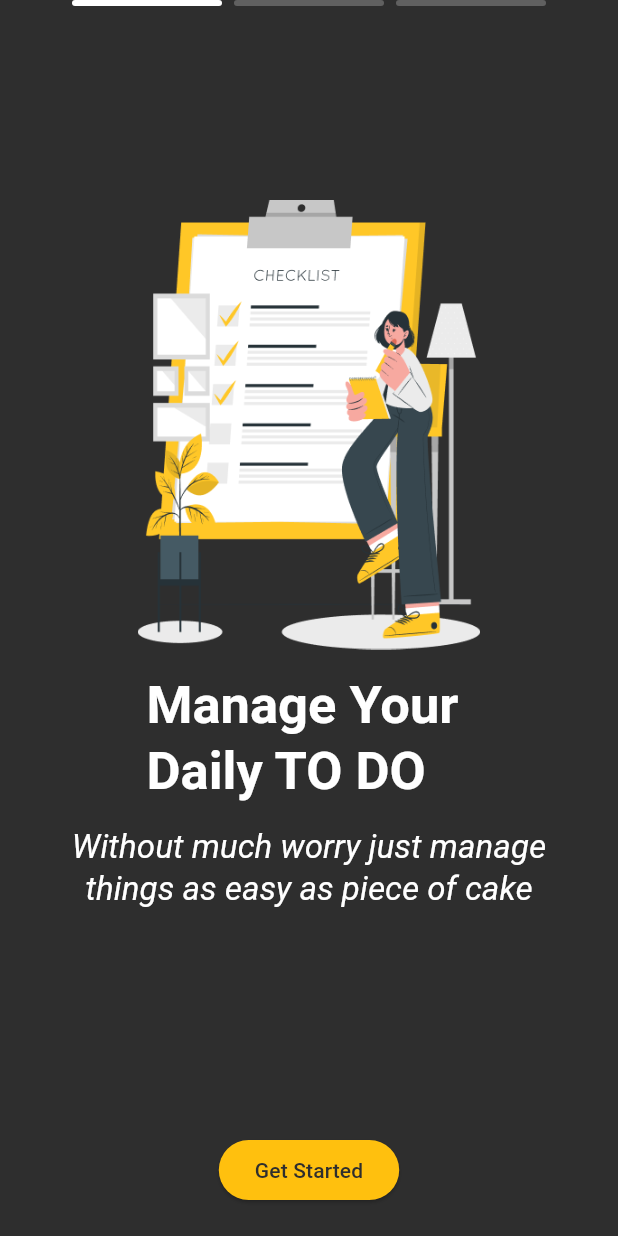
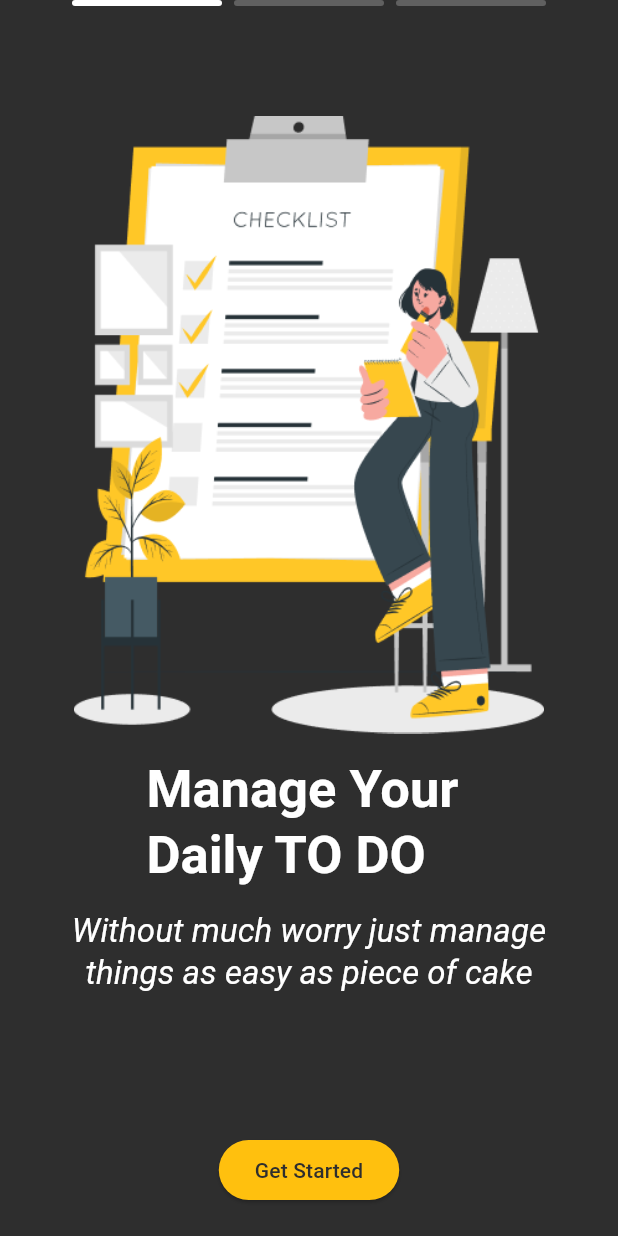
Before and after one commit to UmmeAiman1/ToDoApplication, a Flutter app: the screen it shows after launch, on a phone screen of 412 x 824 dp. Run offline on Flutter 3.47's test engine with Material 3 defaults, Android fonts, the phone set to English and light mode, and no system bars; drawn by our look-alikes of smooth_page_indicator.

Commit message:
changed width and height

```diff
--- a/lib/Screens/splash_screen.dart
+++ b/lib/Screens/splash_screen.dart
@@ -56,8 +56,8 @@ class _SplashScreenState extends State<SplashScreen> {
                     color: AppColors.primaryColor,
                     image: Image.asset(
                       'assets/images/Illustration.png',
-                      height: 300,
-                      width: 320,
+                      height: MediaQuery.of(context).size.height *0.5,
+                      width:  MediaQuery.of(context).size.width * 0.8,
                     ),
                     title: 'Manage Your \nDaily TO DO',
                     subtitle:
@@ -68,8 +68,8 @@ class _SplashScreenState extends State<SplashScreen> {
                     color: AppColors.primaryColor,
                     image: Image.asset(
                       'assets/images/Illustration2.png',
-                      height: 300,
-                      width: 320,
+                      height: MediaQuery.of(context).size.height *0.5,
+                      width: MediaQuery.of(context).size.width * 0.8,
                     ),
                     title: 'Manage Your \nDaily TO DO',
                     subtitle:
@@ -80,8 +80,8 @@ class _SplashScreenState extends State<SplashScreen> {
                     color: AppColors.primaryColor,
                     image: Image.asset(
                       'assets/images/Illustration3.png',
-                      height: 300,
-                      width: 320,
+                      height: MediaQuery.of(context).size.height *0.5,
+                      width: MediaQuery.of(context).size.width * 0.8,
                     ),
                     title: 'Manage Your \nDaily TO DO',
                     subtitle: "Stay on track, stay productive. \nWelcome!",
```
